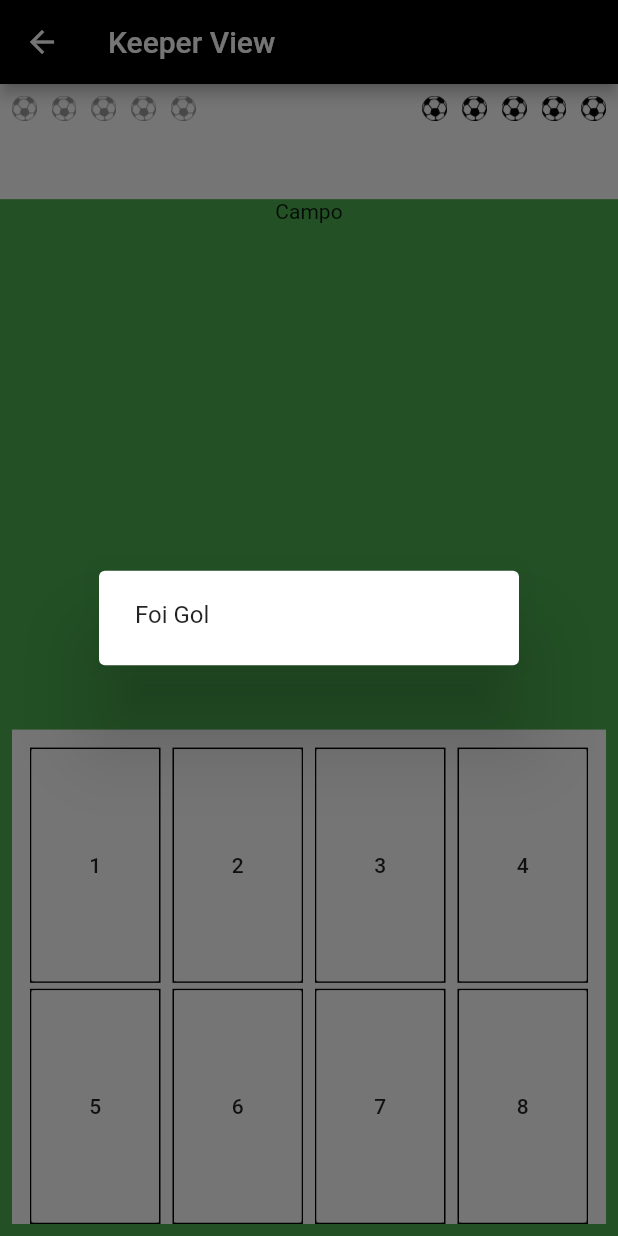
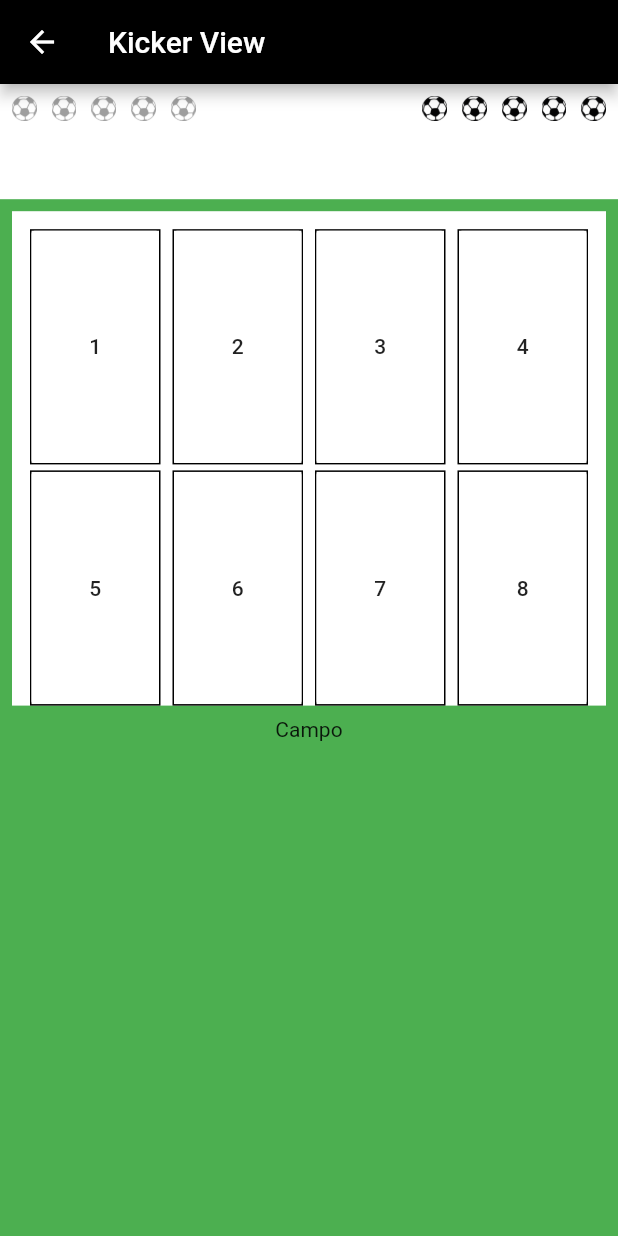
Before and after one commit to plucenio/FlutterPocs, a Flutter app: the KeeperMatchPage screen opened directly, after a tap on an icon or button, on a phone screen of 412 x 824 dp. Run offline on Flutter 3.47's test engine with Material 2 defaults, Android fonts, the phone set to English and light mode, and no system bars.

Commit message:
Commit parcial

```diff
--- a/eight_bit_penalty/lib/main.dart
+++ b/eight_bit_penalty/lib/main.dart
@@ -1,6 +1,6 @@
-import 'package:eight_bit_penalty/pages/match/keeper_match_page.dart';
 import 'package:flutter/material.dart';
 
+import 'pages/match/kicker_match_page.dart';
 import 'pages/splash/splash_page.dart';
 
 void main() {
@@ -17,7 +17,7 @@ class MyApp extends StatelessWidget {
             primarySwatch: Colors.blue,
             visualDensity: VisualDensity.adaptivePlatformDensity,
             appBarTheme: AppBarTheme(color: Colors.black)),
-        //home: SplashPage(),
-        home: KeeperMatchPage());
+        home: SplashPage());
+    //home: KickerMatchPage());
   }
 }
--- /dev/null
+++ b/eight_bit_penalty/lib/pages/match/goal_result_page.dart
@@ -0,0 +1,42 @@
+import 'package:flutter/material.dart';
+
+import 'keeper_match_page.dart';
+import 'kicker_match_page.dart';
+
+class GoalResultPage extends StatefulWidget {
+  final bool isKick;
+  final int position;
+
+  const GoalResultPage(
+      {Key key, @required this.isKick, @required this.position})
+      : super(key: key);
+
+  @override
+  _GoalResultPageState createState() => _GoalResultPageState();
+}
+
+class _GoalResultPageState extends State<GoalResultPage> {
+  @override
+  void initState() {
+    super.initState();
+    delayToNavigate();
+  }
+
+  Future delayToNavigate() async {
+    return await Future.delayed(Duration(seconds: 3), () {
+      Navigator.pushReplacement(
+        context,
+        PageRouteBuilder(pageBuilder: (context, animation, secondaryAnimation) {
+          return widget.isKick ? KeeperMatchPage() : KickerMatchPage();
+        }),
+      );
+    });
+  }
+
+  @override
+  Widget build(BuildContext context) {
+    return Scaffold(
+      body: Text(''),
+    );
+  }
+}
--- a/eight_bit_penalty/lib/pages/match/keeper_match_page.dart
+++ b/eight_bit_penalty/lib/pages/match/keeper_match_page.dart
@@ -1,7 +1,8 @@
 import 'package:flutter/material.dart';
 
 import '../../widgets/my_scaffold.dart';
-import 'widgets/goal_keeper_widget.dart';
+import 'kicker_match_page.dart';
+import 'widgets/goal_widget.dart';
 import 'widgets/score_widget.dart';
 
 class KeeperMatchPage extends StatefulWidget {
@@ -31,12 +32,21 @@ class _KeeperMatchPageState extends State<KeeperMatchPage> {
                 children: [
                   Expanded(child: Text('Campo')),
                   // Goleira
-                    GoalKeeperWidget(),
+                  GoalWidget(
+                    action: () => Navigator.pushReplacement(
+                      context,
+                      MaterialPageRoute(
+                        builder: (context) => KickerMatchPage(),
+                      ),
+                    ),
+                    isKick: false,
+                  ),
                 ],
               ),
             ),
           ),
         ],
-        ));
+      ),
+    );
   }
 }
--- a/eight_bit_penalty/lib/pages/match/kicker_match_page.dart
+++ b/eight_bit_penalty/lib/pages/match/kicker_match_page.dart
@@ -1,6 +1,10 @@
+import 'package:eight_bit_penalty/pages/match/goal_result_page.dart';
 import 'package:flutter/material.dart';
 
 import '../../widgets/my_scaffold.dart';
+import 'keeper_match_page.dart';
+import 'widgets/goal_widget.dart';
+import 'widgets/score_widget.dart';
 
 class KickerMatchPage extends StatefulWidget {
   KickerMatchPage({Key key}) : super(key: key);
@@ -13,7 +17,38 @@ class _KickerMatchPageState extends State<KickerMatchPage> {
   @override
   Widget build(BuildContext context) {
     return MyScaffold(
-      body: Text('Kicker'),
+      appBar: AppBar(
+        title: Text('Kicker View'),
+      ),
+      body: Column(
+        children: [
+          ScoreWidget(),
+          Expanded(
+            flex: 9,
+            child: Container(
+              width: double.infinity,
+              color: Colors.green,
+              child: Column(
+                mainAxisAlignment: MainAxisAlignment.spaceAround,
+                children: [
+                  GoalWidget(
+                    action: () => Navigator.pushReplacement(
+                        context,
+                        MaterialPageRoute(
+                          builder: (context) => GoalResultPage(
+                            isKick: true,
+                          ),
+                        )),
+                    isKick: true,
+                  ),
+                  Expanded(child: Text('Campo')),
+                  // Goleira
+                ],
+              ),
+            ),
+          ),
+        ],
+      ),
     );
   }
 }
--- a/eight_bit_penalty/lib/pages/match/widgets/goal_keeper_widget.dart
+++ /dev/null
@@ -1,45 +0,0 @@
-import 'package:flutter/material.dart';
-
-import 'keeper_position_widget.dart';
-
-class GoalKeeperWidget extends StatelessWidget {
-  @override
-  Widget build(BuildContext context) {
-    return Expanded(
-      child: Padding(
-        padding: const EdgeInsets.all(8.0),
-        child: Container(
-          width: double.infinity,
-          decoration: BoxDecoration(color: Colors.white),
-          child: Padding(
-            padding: const EdgeInsets.only(top: 8, left: 8, right: 8),
-            child: Column(
-              children: [
-                Expanded(
-                  child: Row(
-                    children: [
-                      KeeperPositionWidget(position: 1),
-                      KeeperPositionWidget(position: 2),
-                      KeeperPositionWidget(position: 3),
-                      KeeperPositionWidget(position: 4),
-                    ],
-                  ),
-                ),
-                Expanded(
-                  child: Row(
-                    children: [
-                      KeeperPositionWidget(position: 5),
-                      KeeperPositionWidget(position: 6),
-                      KeeperPositionWidget(position: 7),
-                      KeeperPositionWidget(position: 8),
-                    ],
-                  ),
-                ),
-              ],
-            ),
-          ),
-        ),
-      ),
-    );
-  }
-}
--- a/eight_bit_penalty/lib/pages/match/widgets/keeper_position_widget.dart
+++ b/eight_bit_penalty/lib/pages/match/widgets/goal_position_widget.dart
@@ -1,12 +1,12 @@
-import 'dart:math';
-
 import 'package:flutter/material.dart';
 import 'package:meta/meta.dart';
 
-class KeeperPositionWidget extends StatelessWidget {
+class GoalPositionWidget extends StatelessWidget {
   final int position;
+  final Function action;
 
-  const KeeperPositionWidget({Key key, @required this.position})
+  const GoalPositionWidget(
+      {Key key, @required this.position, @required this.action})
       : super(key: key);
 
   @override
@@ -20,19 +20,7 @@ class KeeperPositionWidget extends StatelessWidget {
             color: Colors.white,
             child: Text('$position'),
             elevation: 0,
-            onPressed: () {
-              var randomKick = Random().nextInt(7) + 1;
-              var result =
-                  randomKick == position ? 'Você defendeu!' : 'Foi Gol';
-              showDialog(
-                context: context,
-                builder: (context) {
-                  return AlertDialog(
-                    content: Text(result),
-                  );
-                },
-              );
-            },
+            onPressed: action.call,
           ),
           decoration: BoxDecoration(border: Border.all(width: 1)),
         ),
--- /dev/null
+++ b/eight_bit_penalty/lib/pages/match/widgets/goal_widget.dart
@@ -0,0 +1,58 @@
+import 'package:flutter/material.dart';
+
+import 'goal_position_widget.dart';
+
+class GoalWidget extends StatelessWidget {
+  final bool isKick;
+  final Function action;
+
+  const GoalWidget({Key key, @required this.isKick, @required this.action})
+      : super(key: key);
+  @override
+  Widget build(BuildContext context) {
+    return Expanded(
+      child: Padding(
+        padding: const EdgeInsets.all(8.0),
+        child: Container(
+          width: double.infinity,
+          decoration: BoxDecoration(color: Colors.white),
+          child: Padding(
+            padding: const EdgeInsets.only(top: 8, left: 8, right: 8),
+            child: Column(
+              children: [
+                Expanded(
+                  child: Row(
+                    children: [
+                      GoalPositionWidget(
+                          position: isKick ? 1 : 4, action: action),
+                      GoalPositionWidget(
+                          position: isKick ? 2 : 3, action: action),
+                      GoalPositionWidget(
+                          position: isKick ? 3 : 2, action: action),
+                      GoalPositionWidget(
+                          position: isKick ? 4 : 1, action: action),
+                    ],
+                  ),
+                ),
+                Expanded(
+                  child: Row(
+                    children: [
+                      GoalPositionWidget(
+                          position: isKick ? 5 : 8, action: action),
+                      GoalPositionWidget(
+                          position: isKick ? 6 : 7, action: action),
+                      GoalPositionWidget(
+                          position: isKick ? 7 : 6, action: action),
+                      GoalPositionWidget(
+                          position: isKick ? 8 : 5, action: action),
+                    ],
+                  ),
+                ),
+              ],
+            ),
+          ),
+        ),
+      ),
+    );
+  }
+}
--- a/eight_bit_penalty/lib/pages/match/widgets/player_1_score_widget.dart
+++ b/eight_bit_penalty/lib/pages/match/widgets/player_1_score_widget.dart
@@ -26,7 +26,7 @@ class _Player1ScoreWidgetState extends State<Player1ScoreWidget> {
 
     var _defaultBall = Image.asset(
       'assets/images/ball.png',
-      color: Colors.grey,
+      color: Colors.blue,
       height: _ballSize,
       width: _ballSize,
     );
```
Lines whose indentation alone changed are shown as unchanged.
